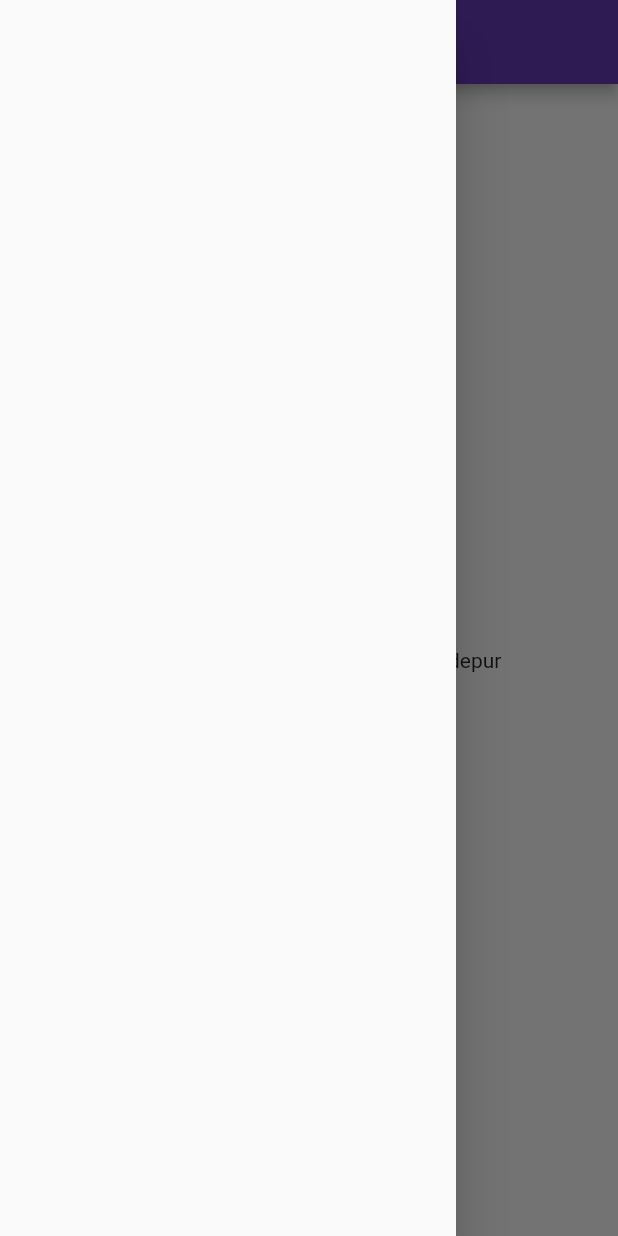
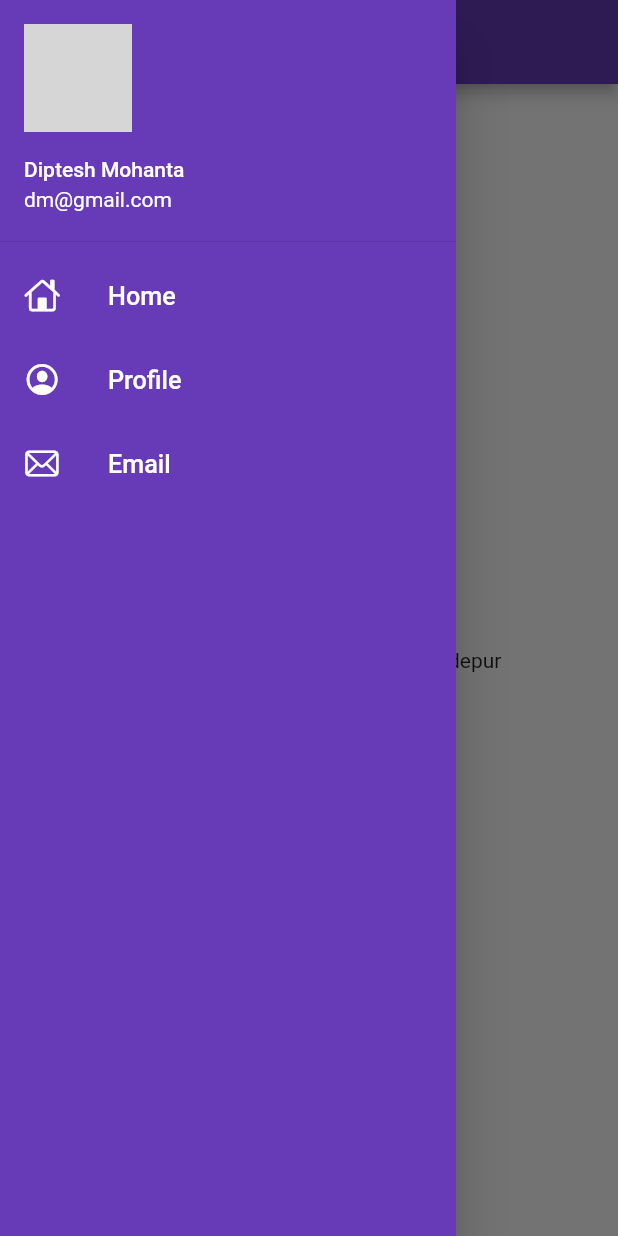
Before and after one commit to dipteshh/flutter-demo-app, a Flutter app: the HomePage screen opened by its route, with the side drawer open, on a phone screen of 412 x 824 dp. Run offline on Flutter 3.47's test engine with Material 2 defaults, Android fonts, the phone set to English and light mode, and no system bars; network calls fail; grey boxes are pictures that could not be loaded.

Commit message:
day9 complete

```diff
--- a/lib/pages/home_page.dart
+++ b/lib/pages/home_page.dart
@@ -1,3 +1,4 @@
+import 'package:demo/widgets/drawer.dart';
 import 'package:flutter/material.dart';
 
 class HomePage extends StatelessWidget {
@@ -7,14 +8,16 @@ class HomePage extends StatelessWidget {
   const HomePage({super.key});
   @override
   Widget build(BuildContext context) {
-    return Scaffold(
-      appBar: AppBar(
-        title: const Text("Catalog App"),
+    return SafeArea(
+      child: Scaffold(
+        appBar: AppBar(
+          title: const Text("Catalog App"),
+        ),
+        body: Center(
+          child: Text("Welcome to $days days of flutter by $name"),
+        ),
+        drawer: MyDrawer(),
       ),
-      body: Center(
-        child: Text("Welcome to $days days of flutter by $name"),
-      ),
-      drawer: const Drawer(),
     );
   }
 }
--- a/lib/pages/login_page.dart
+++ b/lib/pages/login_page.dart
@@ -29,7 +29,8 @@ class _LoginPageState extends State<LoginPage> {
 
   @override
   Widget build(BuildContext context) {
-    return Material(
+    return SafeArea(
+      child: Material(
           color: Colors.white,
           child: SingleChildScrollView(
             child: Form(
@@ -123,6 +124,7 @@ class _LoginPageState extends State<LoginPage> {
                 ],
               ),
             ),
-        ));
+          )),
+    );
   }
 }
--- /dev/null
+++ b/lib/widgets/drawer.dart
@@ -0,0 +1,68 @@
+// ignore_for_file: prefer_const_constructors
+
+import 'package:flutter/cupertino.dart';
+import 'package:flutter/material.dart';
+
+class MyDrawer extends StatelessWidget {
+  const MyDrawer({super.key});
+
+  @override
+  Widget build(BuildContext context) {
+    final imageUrl =
+        "https://media-exp1.licdn.com/dms/image/C4D03AQFk7Qj9zfwvXw/profile-displayphoto-shrink_800_800/0/1652631531468?e=2147483647&v=beta&t=iO4Cg0tEqPpECE4iEZwl32GXzaJbbCd0yGUr6yZWLlk";
+    return Drawer(
+      child: Container(
+        color: Colors.deepPurple,
+        child: ListView(
+          padding: EdgeInsets.zero,
+          // ignore: prefer_const_literals_to_create_immutables
+          children: [
+            DrawerHeader(
+              padding: EdgeInsets.zero,
+              child: UserAccountsDrawerHeader(
+                margin: EdgeInsets.zero,
+                accountName: Text("Diptesh Mohanta"),
+                accountEmail: Text("dm@gmail.com"),
+                currentAccountPicture:
+                    CircleAvatar(backgroundImage: NetworkImage(imageUrl)),
+              ),
+            ),
+            ListTile(
+              leading: Icon(
+                CupertinoIcons.home,
+                color: Colors.white,
+              ),
+              title: Text(
+                "Home",
+                textScaleFactor: 1.2,
+                style: TextStyle(color: Colors.white),
+              ),
+            ),
+            ListTile(
+              leading: Icon(
+                CupertinoIcons.profile_circled,
+                color: Colors.white,
+              ),
+              title: Text(
+                "Profile",
+                textScaleFactor: 1.2,
+                style: TextStyle(color: Colors.white),
+              ),
+            ),
+            ListTile(
+              leading: Icon(
+                CupertinoIcons.mail,
+                color: Colors.white,
+              ),
+              title: Text(
+                "Email",
+                textScaleFactor: 1.2,
+                style: TextStyle(color: Colors.white),
+              ),
+            ),
+          ],
+        ),
+      ),
+    );
+  }
+}
```
Lines whose indentation alone changed are shown as unchanged.
